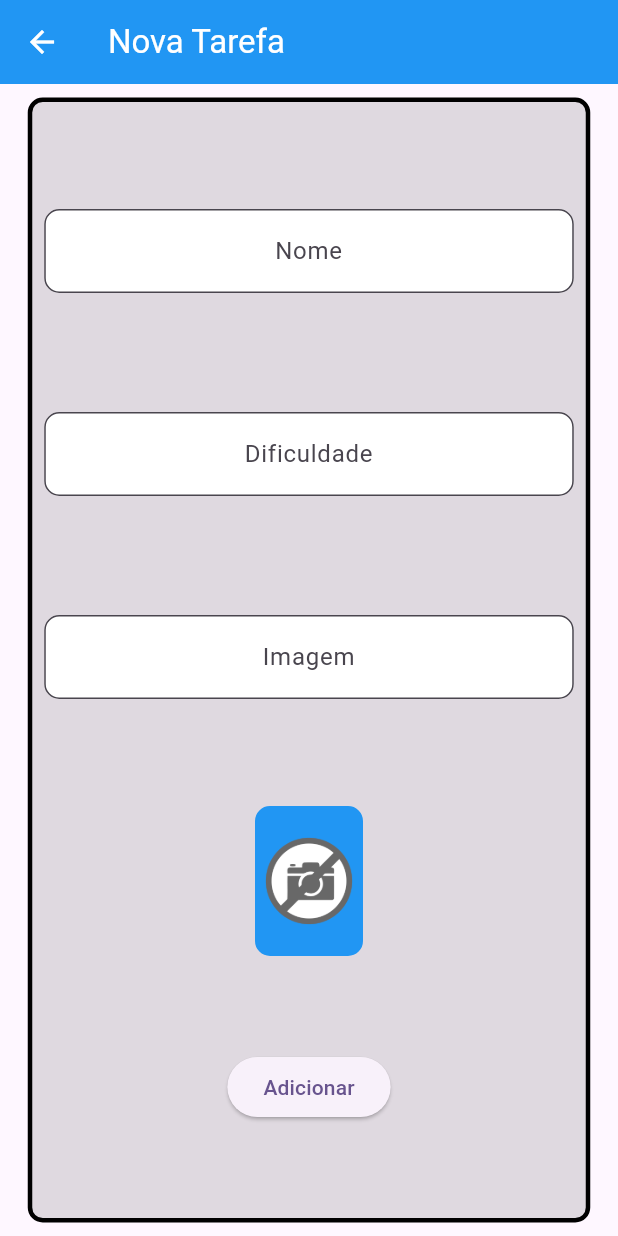
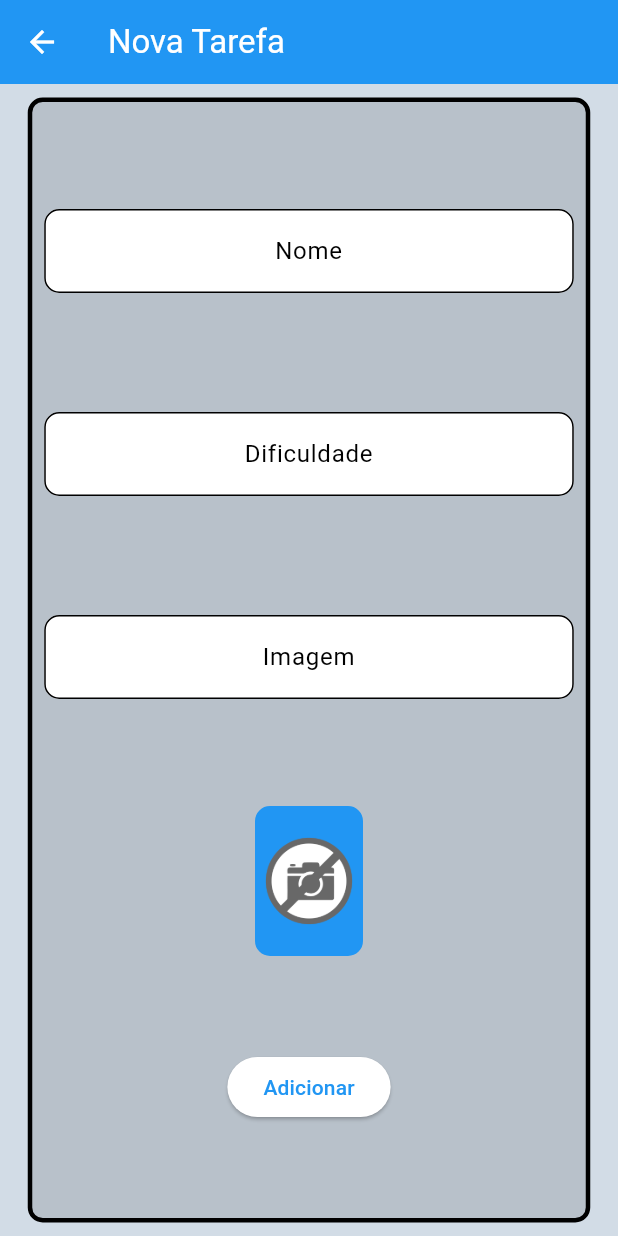
Before and after one commit to maxwelldantas/alura-projeto-flutter, a Flutter app: the screen it shows after launch, after a tap on the "add" icon, on a phone screen of 412 x 824 dp. Run offline on Flutter 3.47's test engine with Material 3 defaults, Android fonts, the phone set to English and light mode, and no system bars; our stand-ins replace logger, sqflite; accounts and stored records are empty; network calls fail.

Commit message:
Adicionado Theme

```diff
--- a/lib/main.dart
+++ b/lib/main.dart
@@ -1,5 +1,6 @@
 import 'package:alura_projeto_flutter/data/task_inherited.dart';
 import 'package:alura_projeto_flutter/screens/initial_screen.dart';
+import 'package:alura_projeto_flutter/themes/my_theme.dart';
 import 'package:flutter/material.dart';
 
 void main() {
@@ -13,9 +14,7 @@ class MyApp extends StatelessWidget {
   Widget build(BuildContext context) {
     return MaterialApp(
       title: 'Flutter Demo',
-      theme: ThemeData(
-        colorScheme: ColorScheme.fromSeed(seedColor: Colors.deepPurple),
-      ),
+      theme: myTheme,
       home: TaskInherited(child: const InitialScreen()),
     );
   }
--- /dev/null
+++ b/lib/themes/my_theme.dart
@@ -0,0 +1,13 @@
+import 'package:flutter/material.dart';
+
+ThemeData myTheme = ThemeData(
+  primaryColor: Colors.pink,
+  colorScheme:
+      ColorScheme.fromSwatch(
+        primarySwatch: Colors.blue,
+        accentColor: Colors.amber,
+      ).copyWith(
+        secondary: Colors.amber,
+        surface: Color.fromRGBO(210, 220, 230, 1.0),
+      ),
+);
```
